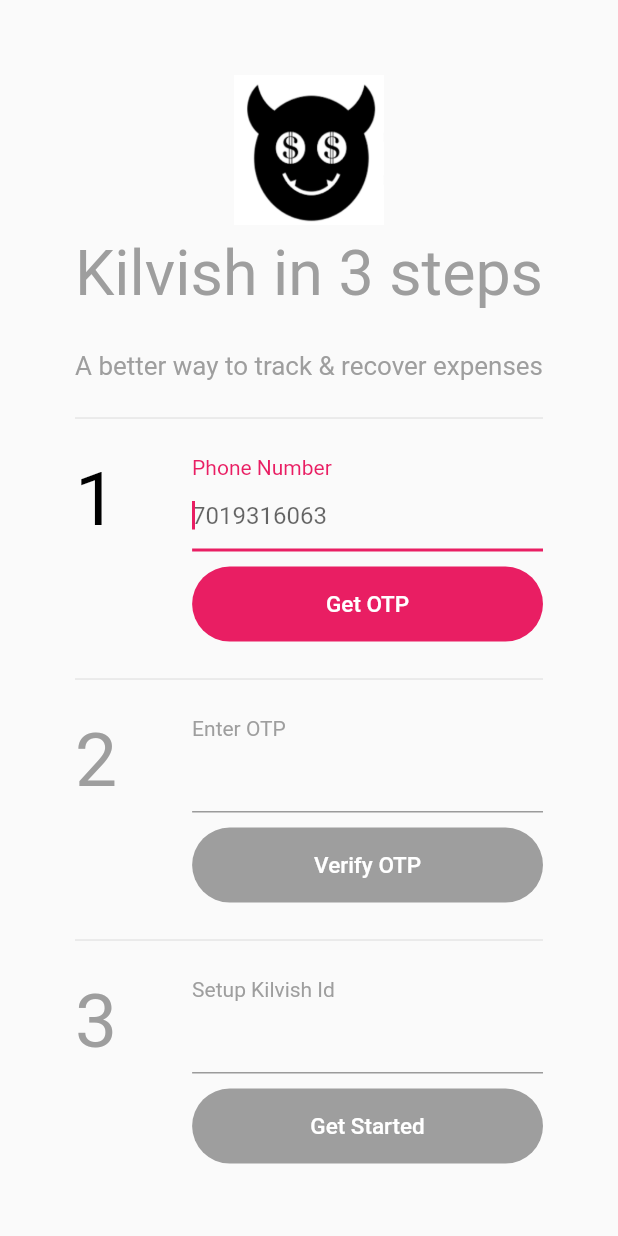
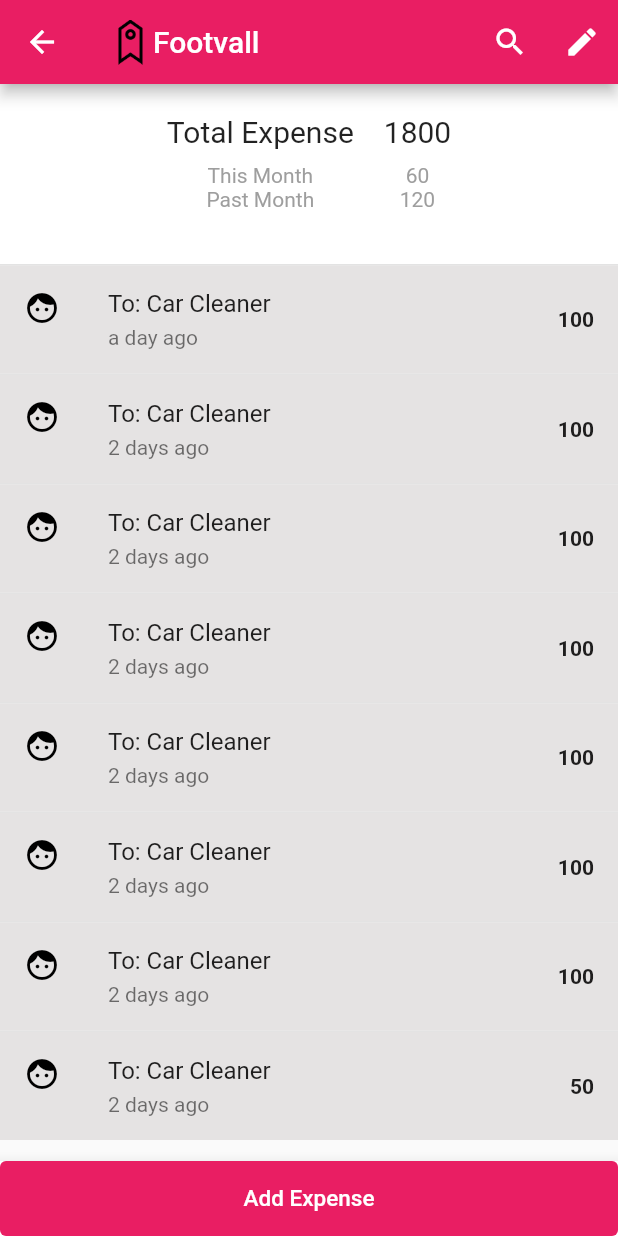
Before and after one commit to tamraj-kilvish/kilvish, a Flutter app: the screen it shows after launch, on a phone screen of 412 x 824 dp. Run offline on Flutter 3.47's test engine with Material 2 defaults, Android fonts, the phone set to English and light mode, and no system bars; our stand-ins replace jiffy.

Commit message:
temp commit - Sliver scroll seem to be working

```diff
--- a/lib/common_widgets.dart
+++ b/lib/common_widgets.dart
@@ -1,4 +1,6 @@
 import 'package:flutter/material.dart';
+import 'package:jiffy/jiffy.dart';
+import 'style.dart';
 
 Widget appBarMenu(Function()? onPressedAction) {
   return IconButton(
@@ -26,3 +28,41 @@
     onPressed: onPressedAction,
   );
 }
+
+Widget appBarEdit(Function()? onPressedAction) {
+  return IconButton(
+    icon: const Icon(
+      Icons.edit,
+      color: Colors.white,
+    ),
+    onPressed: onPressedAction,
+  );
+}
+
+String relativeTimeFromNow(DateTime d) {
+  return Jiffy(d).fromNow();
+}
+
+Widget renderMainBottomButton(String text, Function()? onPressed) {
+  return Row(children: [
+    Expanded(
+      child: TextButton(
+        onPressed: onPressed,
+        style: TextButton.styleFrom(
+            backgroundColor: primaryColor,
+            minimumSize: const Size.fromHeight(50)),
+        child: Text(text,
+            style: const TextStyle(color: Colors.white, fontSize: 15)),
+      ),
+    ),
+  ]);
+}
+
+Widget renderImageIcon(String url) {
+  return Image.asset(
+    url,
+    width: 30,
+    height: 30,
+    fit: BoxFit.fitWidth,
+  );
+}
--- a/lib/detail_screen.dart
+++ b/lib/detail_screen.dart
@@ -0,0 +1,211 @@
+import 'package:flutter/material.dart';
+import 'models.dart';
+import 'style.dart';
+import 'common_widgets.dart';
+
+class TagDetailPage extends StatefulWidget {
+  final String title;
+
+  const TagDetailPage({Key? key, required this.title}) : super(key: key);
+
+  @override
+  State<TagDetailPage> createState() => _TagDetailState();
+}
+
+class _TagDetailState extends State<TagDetailPage> {
+  late List<Expense> _expenses;
+
+  @override
+  void initState() {
+    super.initState();
+    // TODO - subscribe to changes/updates
+    // TODO - build list of Expenses from local DB
+    //pseudo code - get the tag from the id & get all expenses of the tag order by transaction date desc
+
+    _expenses = [
+      Expense(
+        fromUid: 'Ashish',
+        toUid: 'Car Cleaner',
+        timeOfTransaction: DateTime.now().subtract(const Duration(days: 1)),
+        amount: 100,
+      ),
+      Expense(
+        fromUid: 'Lakshmi',
+        toUid: 'Car Cleaner',
+        timeOfTransaction: DateTime.now().subtract(const Duration(days: 2)),
+        amount: 100,
+      ),
+      Expense(
+        fromUid: 'Lakshmi',
+        toUid: 'Car Cleaner',
+        timeOfTransaction: DateTime.now().subtract(const Duration(days: 2)),
+        amount: 100,
+      ),
+      Expense(
+        fromUid: 'Lakshmi',
+        toUid: 'Car Cleaner',
+        timeOfTransaction: DateTime.now().subtract(const Duration(days: 2)),
+        amount: 100,
+      ),
+      Expense(
+        fromUid: 'Lakshmi',
+        toUid: 'Car Cleaner',
+        timeOfTransaction: DateTime.now().subtract(const Duration(days: 2)),
+        amount: 100,
+      ),
+      Expense(
+        fromUid: 'Lakshmi',
+        toUid: 'Car Cleaner',
+        timeOfTransaction: DateTime.now().subtract(const Duration(days: 2)),
+        amount: 100,
+      ),
+      Expense(
+        fromUid: 'Lakshmi',
+        toUid: 'Car Cleaner',
+        timeOfTransaction: DateTime.now().subtract(const Duration(days: 2)),
+        amount: 100,
+      ),
+      Expense(
+        fromUid: 'Lakshmi',
+        toUid: 'Car Cleaner',
+        timeOfTransaction: DateTime.now().subtract(const Duration(days: 2)),
+        amount: 50,
+      ),
+    ];
+  }
+
+  @override
+  Widget build(BuildContext context) {
+    return Scaffold(
+      appBar: AppBar(
+        leading: const BackButton(),
+        title: Row(
+            children: [renderImageIcon('images/tag.png'), Text(widget.title)]),
+        actions: <Widget>[
+          appBarSearch(null),
+          appBarEdit(null),
+        ],
+      ),
+      body: CustomScrollView(
+        slivers: [
+          SliverAppBar(
+            pinned: true,
+            snap: false,
+            floating: false,
+            expandedHeight: 120.0,
+            backgroundColor: Colors.white,
+            flexibleSpace: SingleChildScrollView(
+              child: Container(
+                margin: const EdgeInsets.only(top: 20, bottom: 20),
+                child:
+                    Row(mainAxisAlignment: MainAxisAlignment.center, children: [
+                  Container(
+                    margin: const EdgeInsets.only(right: 20),
+                    child: Column(
+                      children: [
+                        Container(
+                          margin: const EdgeInsets.only(bottom: 10),
+                          child: const Text("Total Expense",
+                              style: TextStyle(fontSize: 20.0)),
+                        ),
+                        const Text(
+                          "This Month",
+                          style: textStyleInactive,
+                        ),
+                        const Text("Past Month", style: textStyleInactive),
+                      ],
+                    ),
+                  ),
+                  Column(
+                    children: [
+                      Container(
+                        margin: const EdgeInsets.only(bottom: 10),
+                        child: const Text("1800",
+                            style: TextStyle(fontSize: 20.0)),
+                      ),
+                      const Text("60", style: textStyleInactive),
+                      const Text("120", style: textStyleInactive),
+                    ],
+                  ),
+                ]),
+              ),
+            ),
+          ),
+          /*Container(
+              margin: const EdgeInsets.only(top: 20, bottom: 20),
+              child: Row(mainAxisSize: MainAxisSize.min, children: [
+                Container(
+                  margin: const EdgeInsets.only(right: 20),
+                  child: Column(
+                    children: [
+                      Container(
+                        margin: const EdgeInsets.only(bottom: 10),
+                        child: const Text("Total Expense",
+                            style: TextStyle(fontSize: 20.0)),
+                      ),
+                      const Text(
+                        "This Month",
+                        style: textStyleInactive,
+                      ),
+                      const Text("Past Month", style: textStyleInactive),
+                    ],
+                  ),
+                ),
+                Column(
+                  children: [
+                    Container(
+                      margin: const EdgeInsets.only(bottom: 10),
+                      child:
+                          const Text("1800", style: TextStyle(fontSize: 20.0)),
+                    ),
+                    const Text("60", style: textStyleInactive),
+                    const Text("120", style: textStyleInactive),
+                  ],
+                ),
+              ]),
+            ),
+            Expanded(
+              child:
+            ListView.separated(
+              separatorBuilder: (context, index) {
+                return const Divider(height: 1);
+              },
+              itemCount: _expenses.length,
+              itemBuilder: (context, index) {*/
+          SliverList(
+            delegate:
+                SliverChildBuilderDelegate((BuildContext context, int index) {
+              return Column(
+                children: [
+                  const Divider(height: 1),
+                  ListTile(
+                    tileColor: tileBackgroundColor,
+                    leading: const Icon(Icons.face, color: Colors.black),
+                    onTap: () {
+                      //moveToTagDetailScreen(_homePageItems[index].title);
+                    },
+                    title: Container(
+                      //this margin aligns the title to the expense on the left
+                      margin: const EdgeInsets.only(bottom: 5),
+                      child: Text('To: ${_expenses[index].toUid}'),
+                    ),
+                    subtitle: Text(relativeTimeFromNow(
+                        _expenses[index].timeOfTransaction)),
+                    trailing: Text(
+                      "${_expenses[index].amount}",
+                      style: const TextStyle(
+                          fontSize: 14.0, fontWeight: FontWeight.bold),
+                    ),
+                  ),
+                ],
+              );
+            }, childCount: _expenses.length),
+          ),
+        ],
+      ),
+      bottomNavigationBar: BottomAppBar(
+        child: renderMainBottomButton('Add Expense', null),
+      ),
+    );
+  }
+}
--- a/lib/home_screen.dart
+++ b/lib/home_screen.dart
@@ -1,13 +1,13 @@
 import 'package:flutter/material.dart';
-import 'package:jiffy/jiffy.dart';
 import 'models.dart';
 import 'style.dart';
 import 'common_widgets.dart';
+import 'detail_screen.dart';
 
 class HomePage extends StatefulWidget {
-  const HomePage({Key? key, required this.title}) : super(key: key);
+  const HomePage({Key? key}) : super(key: key);
 
-  final String title;
+  final String title = 'Kilvish';
 
   @override
   State<HomePage> createState() => _HomePageState();
@@ -83,6 +83,15 @@
     super.dispose();
   }
 
+  void moveToTagDetailScreen(String title) {
+    Navigator.push(
+      context,
+      MaterialPageRoute(builder: (context) {
+        return TagDetailPage(title: title);
+      }),
+    );
+  }
+
   @override
   Widget build(BuildContext context) {
     return Scaffold(
@@ -105,8 +114,13 @@
                 itemBuilder: (context, index) {
                   return ListTile(
                     tileColor: tileBackgroundColor,
-                    leading: renderImage(_homePageItems[index].type),
-                    onTap: () {},
+                    leading: renderImageIcon(
+                        _homePageItems[index].type == HomePageItemType.tag
+                            ? 'images/tag.png'
+                            : 'images/link.png'),
+                    onTap: () {
+                      moveToTagDetailScreen(_homePageItems[index].title);
+                    },
                     title: Container(
                       //this margin aligns the title to the expense on the left
                       margin: const EdgeInsets.only(bottom: 5),
@@ -135,32 +149,8 @@
                 },
               ),
             ),
-            Row(children: [
-              Expanded(
-                child: TextButton(
-                  onPressed: () => {},
-                  style: TextButton.styleFrom(
-                      backgroundColor: primaryColor,
-                      minimumSize: const Size.fromHeight(50)),
-                  child: const Text('Add Expenses',
-                      style: TextStyle(color: Colors.white, fontSize: 15)),
-                ),
-              ),
-            ]),
+            renderMainBottomButton('Add Expense', null),
           ],
         ));
   }
-
-  String relativeTimeFromNow(DateTime d) {
-    return Jiffy(d).fromNow();
-  }
-
-  Image renderImage(HomePageItemType type) {
-    return Image.asset(
-      (type == HomePageItemType.tag) ? 'images/tag.png' : 'images/link.png',
-      width: 30,
-      height: 30,
-      fit: BoxFit.fitWidth,
-    );
-  }
 }
--- a/lib/main.dart
+++ b/lib/main.dart
@@ -1,6 +1,6 @@
 import 'package:flutter/material.dart';
 import 'style.dart';
-import 'signup_screen.dart';
+import 'detail_screen.dart';
 
 void main() {
   runApp(const Kilvish());
@@ -17,7 +17,7 @@
       theme: ThemeData(
         primarySwatch: primaryColor,
       ),
-      home: const SignUpPage(),
+      home: const TagDetailPage(title: 'Footvall'),
     );
   }
 }
--- a/lib/models.dart
+++ b/lib/models.dart
@@ -1 +1,15 @@
 enum HomePageItemType { tag, url }
+
+class Expense {
+  final String fromUid;
+  final String toUid;
+  final DateTime timeOfTransaction;
+  final num amount;
+
+  const Expense({
+    required this.fromUid,
+    required this.toUid,
+    required this.timeOfTransaction,
+    required this.amount,
+  });
+}
--- a/lib/signup_screen.dart
+++ b/lib/signup_screen.dart
@@ -106,7 +106,7 @@
               Navigator.push(
                 context,
                 MaterialPageRoute(builder: (context) {
-                  return const HomePage(title: 'Home Screen');
+                  return const HomePage();
                 }),
               )
             },
```
